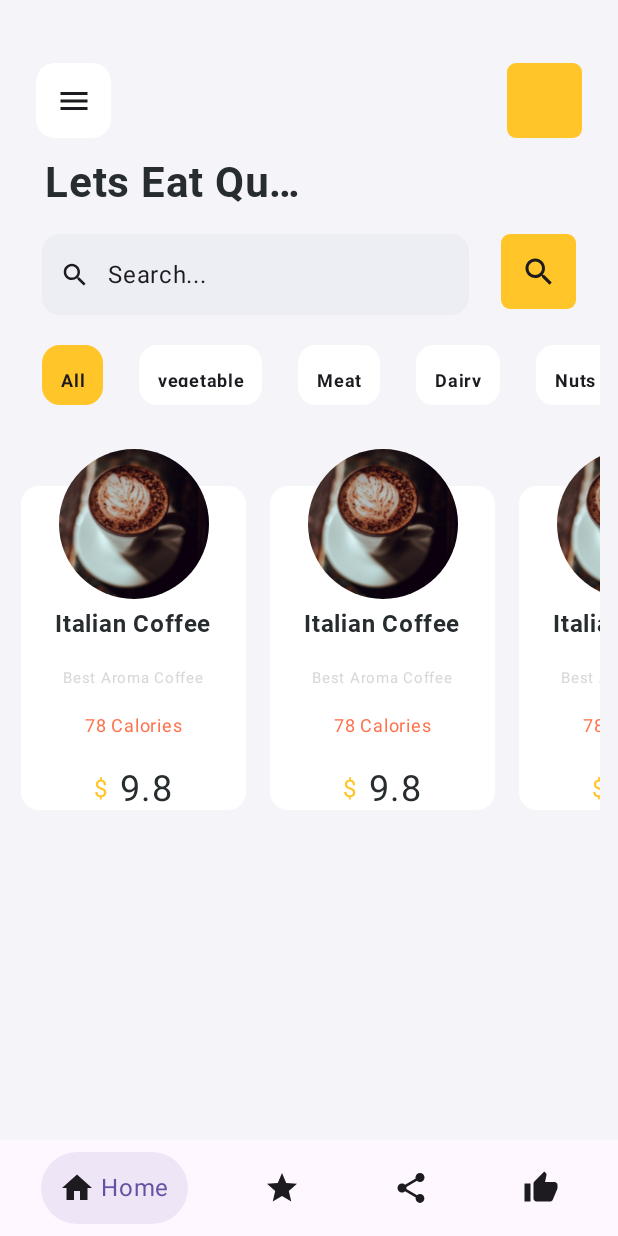
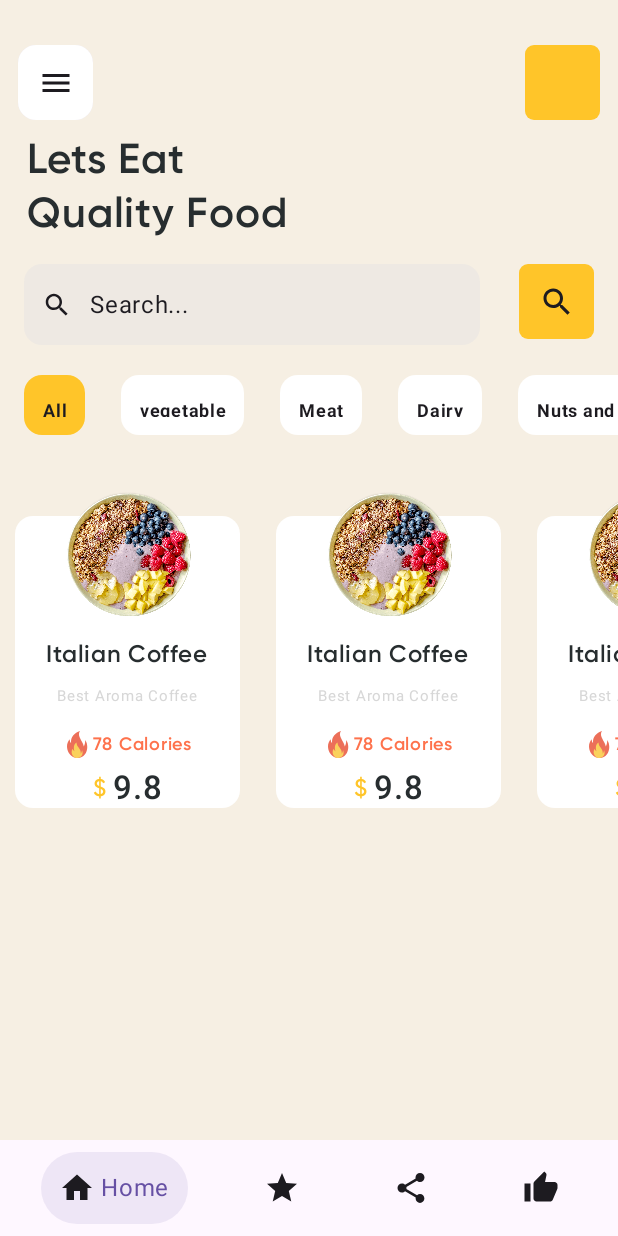
Before and after one commit to jenAndroidDev/Composefood, an Android app built with Jetpack Compose: the screen it shows after launch (MainActivity), on a phone screen of 412 x 824 dp. Run offline under Robolectric (Android 15) with nearby library versions, the light colour scheme and no system bars; our stand-ins replace Dagger/Hilt's generated code, Timber.

Commit message:
uifixes/offset-card-view

```diff
--- a/app/src/main/java/com/example/composefood/components/Texts.kt
+++ b/app/src/main/java/com/example/composefood/components/Texts.kt
@@ -30,12 +30,12 @@ import com.example.composefood.ui.theme.PaleGrey
 @Composable
 fun MediumHeightText(
     color: Color = InkBlack,
-    text:String = "Sample Text",
+    text:String = "Sample Text1",
     fontFamily:FontFamily = FontFamily(
-        Font(R.font.roboto_black, FontWeight.Normal),
-        Font(R.font.roboto_light, FontWeight.Light),
-        Font(R.font.roboto_medium, FontWeight.Medium),
-        Font(R.font.roboto_bold, FontWeight.Bold)
+        Font(R.font.gilroy_regular, FontWeight.Normal),
+        Font(R.font.gilroy_thin, FontWeight.Light),
+        Font(R.font.gilroy_medium, FontWeight.Medium),
+        Font(R.font.gilroy_semibold, FontWeight.SemiBold)
 
     )
 
@@ -48,8 +48,6 @@ fun MediumHeightText(
         overflow = TextOverflow.Ellipsis,
         fontSize = 16.sp
         )
-
-
 }
 
 @Preview
@@ -58,10 +56,10 @@ fun LargeHeightText(
     color: Color = InkBlack,
     text:String = "Sample Text",
     fontFamily: androidx.compose.ui.text.font.FontFamily = FontFamily(
-        Font(R.font.roboto_black, FontWeight.Normal),
-        Font(R.font.roboto_light, FontWeight.Light),
-        Font(R.font.roboto_medium, FontWeight.Medium),
-        Font(R.font.roboto_bold, FontWeight.Bold)
+        Font(R.font.gilroy_regular, FontWeight.Normal),
+        Font(R.font.gilroy_thin, FontWeight.Light),
+        Font(R.font.gilroy_medium, FontWeight.Medium),
+        Font(R.font.gilroy_semibold, FontWeight.SemiBold)
 
     )
 
@@ -74,7 +72,7 @@ fun LargeHeightText(
         overflow = TextOverflow.Ellipsis,
         fontSize = 28.sp,
         lineHeight = 36.sp,
-        maxLines = 1
+        maxLines = 2
     )
 
 
@@ -84,9 +82,13 @@ fun LargeHeightText(
 @Composable
 fun SubTitleText(
     color: Color = PaleGrey,
-    text: String = "Eat Delicious Pizza"
-
-    ){
+    text: String = "Eat Delicious Pizza",
+    fontFamily:FontFamily = FontFamily(
+        Font(R.font.gilroy_regular, FontWeight.Normal),
+        Font(R.font.gilroy_thin, FontWeight.Light),
+        Font(R.font.gilroy_medium, FontWeight.Medium),
+        Font(R.font.gilroy_semibold, FontWeight.SemiBold)
+    )){
     Text(
         text = text,
         color = color,
@@ -100,10 +102,24 @@ fun SubTitleText(
 @Composable
 fun FoodDetailsText(
     color: Color = OrangeRed,
-    text: String = "78 Calories"
+    text: String = "78 Calories",
+    fontFamily: androidx.compose.ui.text.font.FontFamily = FontFamily(
+        Font(R.font.gilroy_regular, FontWeight.Normal),
+        Font(R.font.gilroy_thin, FontWeight.Light),
+        Font(R.font.gilroy_medium, FontWeight.Medium),
+        Font(R.font.gilroy_semibold, FontWeight.SemiBold)
+
+    )
+
 
 ){
-    Text(text = text, color = color, fontSize = 12.sp)
+    Text(
+        text = text,
+        color = color,
+        fontSize = 12.sp,
+        fontFamily = fontFamily,
+        fontWeight = FontWeight.SemiBold
+        )
 }
 
 @Preview
@@ -113,29 +129,26 @@ fun CurrencyText(
     symbolValue:String="$",
     priceColor:Color = InkBlack,
     price: Float = 9.80f,
-    modifier: Modifier = Modifier
+    modifier: Modifier,
+    fontFamily: FontFamily = FontFamily(
+        Font(R.font.gilroy_regular, FontWeight.Normal),
+        Font(R.font.gilroy_thin, FontWeight.Light),
+        Font(R.font.gilroy_medium, FontWeight.Medium),
+        Font(R.font.gilroy_semibold, FontWeight.SemiBold)
+
+    )
 ) {
     Row(
         verticalAlignment = Alignment.CenterVertically,
         horizontalArrangement = Arrangement.Start
     ) {
-        Text(text = symbolValue, color = currencySymbolColor)
-        Spacer(modifier = modifier.width(8.dp))
-        Text(text = price.toString(), color = priceColor,
-            fontSize = 24.sp)
+        Text(text = symbolValue, color = currencySymbolColor,
+            fontFamily = fontFamily,
+            fontWeight = FontWeight.Medium)
+        Spacer(modifier = modifier.width(4.dp))
+        Text(text = price.toString(),
+            color = priceColor,
+            fontSize = 22.sp,
+            fontWeight = FontWeight.SemiBold)
     }
 }
-
-
-
-
-
-
-@RequiresApi(Build.VERSION_CODES.Q)
-val fontFamily = FontFamily(
-    Font(R.font.roboto_black, FontWeight.Normal),
-    Font(R.font.roboto_light, FontWeight.Light),
-    Font(R.font.roboto_medium, FontWeight.Medium),
-    Font(R.font.roboto_bold, FontWeight.Bold)
-
-)
--- a/app/src/main/java/com/example/composefood/feature/home/presentation/HomeScreen.kt
+++ b/app/src/main/java/com/example/composefood/feature/home/presentation/HomeScreen.kt
@@ -32,6 +32,7 @@ import androidx.navigation.NavGraph.Companion.findStartDestination
 import androidx.navigation.NavHostController
 import androidx.navigation.compose.currentBackStackEntryAsState
 import androidx.navigation.compose.rememberNavController
+import com.example.composefood.components.MediumHeightText
 import com.example.composefood.navigation.BottomBarScreen
 import com.example.composefood.navigation.navgraphs.HomeScreenNavGraph
 import timber.log.Timber
@@ -46,7 +47,6 @@ fun HomeScreen(navHostController: NavHostController = rememberNavController()){
     ) {it->
         HomeScreenNavGraph(navHostController)
         Timber.tag(Tag).d("homeScreen...$it")
-
     }
 }
 
@@ -90,7 +90,7 @@ fun RowScope.AddItem(
     navHostController: NavHostController
 ){
     BottomNavigationItem(
-        label = { Text(text = screen.title) },
+        label = { MediumHeightText(text = screen.title) },
         icon = { Icon(imageVector = screen.icon, contentDescription = "") },
         selected = currentDestination?.hierarchy?.any { it.route==screen.route }!!,
         unselectedContentColor = LocalContentColor.current.copy(alpha = ContentAlpha.disabled),
@@ -121,7 +121,7 @@ fun RowScope.CustomBottomNavigationItem(
             .clip(CircleShape)
             .background(backgroundColor)
             .clickable {
-                navHostController.navigate(screen.route){
+                navHostController.navigate(screen.route) {
                     popUpTo(navHostController.graph.findStartDestination().id)
                     launchSingleTop = true
                 }
--- a/app/src/main/java/com/example/composefood/feature/home/presentation/MainScreen.kt
+++ b/app/src/main/java/com/example/composefood/feature/home/presentation/MainScreen.kt
@@ -37,11 +37,9 @@ import androidx.compose.runtime.snapshots.SnapshotStateList
 import androidx.compose.ui.Alignment
 import androidx.compose.ui.Modifier
 import androidx.compose.ui.draw.clip
-import androidx.compose.ui.draw.shadow
 import androidx.compose.ui.graphics.Color
 import androidx.compose.ui.graphics.Shape
 import androidx.compose.ui.layout.ContentScale
-import androidx.compose.ui.modifier.modifierLocalOf
 import androidx.compose.ui.res.painterResource
 import androidx.compose.ui.text.font.FontWeight
 import androidx.compose.ui.text.style.TextAlign
@@ -60,15 +58,14 @@ import com.example.composefood.components.LargeHeightText
 import com.example.composefood.components.MediumHeightText
 import com.example.composefood.components.ProfileIcon
 import com.example.composefood.components.SubTitleText
-import com.example.composefood.ui.theme.CementGrey
 import com.example.composefood.ui.theme.GoldenYellow
 import com.example.composefood.ui.theme.GreyWhite
-import com.example.composefood.ui.theme.PurpleGrey40
-import com.example.composefood.ui.theme.WhiteGrey
 
 /*
 * 1.Scroll the Entire Screen With Collapsing Mode
-* 2.Get the Feed List From ViewModel*/
+* 2.Bottom Navigation Font Style
+* 3.
+* */
 
 @Preview
 @Composable
@@ -76,16 +73,18 @@ fun MainScreen(
     modifier: Modifier = Modifier,
     onClick:()->Unit = {},
     ){
-    Surface(modifier = modifier.fillMaxSize()
-        .background(color = WhiteGrey),
+    Surface(modifier = modifier
+        .fillMaxSize()
+        .background(color = Color.Black),
         ) {
         Column (
-            modifier = modifier.padding(12.dp),
+            modifier = modifier
+                .background(color = GoldenYellow.copy(alpha = 0.1f)),
             horizontalAlignment = Alignment.Start,
             ){
             Spacer(modifier = modifier.height(30.dp) )
             HomeHeaderSection(modifier)
-            Spacer(modifier = modifier.height(12.dp))
+            Spacer(modifier = modifier.height(8.dp))
             HeaderTitle(title = "Lets Eat Quality Food",modifier)
             Spacer(modifier = modifier.height(16.dp))
             SearchFoodSection(modifier)
@@ -146,7 +145,6 @@ fun SearchFoodSection(modifier: Modifier){
                 .clip(RoundedCornerShape(6.dp))
                 .background(color = GoldenYellow)
                 .size(50.dp)) {
-
             Icon(imageVector = Icons.Default.Search, contentDescription =null )
         }
     }
@@ -222,7 +220,6 @@ fun FoodCategoryList(viewModel: HomeScreenViewModel = hiltViewModel(),modifier:
         }
         TrendingFeed(data = trendingFeed, modifier =modifier)
     }
-
 }
 
 @Composable
@@ -231,6 +228,7 @@ fun TrendingFeed(data:SnapshotStateList<TrendingFoods>,modifier: Modifier){
         items(
             data.size,
         ){
+            Spacer(modifier = Modifier.padding(4.dp))
             CardWithOffsetImage(modifier)
             Spacer(modifier = Modifier.padding(8.dp))
         }
@@ -244,7 +242,7 @@ fun CardWithOffsetImage(
     cardWidth:Dp = 80.dp,
     shape:Shape = RoundedCornerShape(12.dp),
     imageSize:Dp = 100.dp,
-    offsetImage:Int = R.drawable.item_b,
+    offsetImage:Int = R.drawable.sample_circle3,
     ){
     Box (modifier = modifier
         .width(150.dp)
@@ -262,6 +260,7 @@ fun CardWithOffsetImage(
                 .offset(y = (-25).dp)
                 .clip(CircleShape)
 
+
         )
         Row(modifier = modifier.fillMaxWidth(),
             horizontalArrangement = Arrangement.Center) {
@@ -270,13 +269,31 @@ fun CardWithOffsetImage(
                 verticalArrangement = Arrangement.Center,
                 horizontalAlignment = Alignment.CenterHorizontally){
                 MediumHeightText(text = "Italian Coffee")
-                Spacer(modifier =modifier.height(12.dp) )
+                Spacer(modifier =modifier.height(4.dp) )
                 SubTitleText(text = "Best Aroma Coffee")
                 Spacer(modifier =modifier.height(8.dp) )
-                FoodDetailsText()
-                Spacer(modifier =modifier.height(16.dp) )
-                CurrencyText()
+                CaloriesDetails(modifier = modifier)
+                Spacer(modifier =modifier.height(4.dp) )
+                PriceDetails(modifier)
             }
         }
     }
 }
+
+@Composable
+fun CaloriesDetails(modifier:Modifier){
+    Row (verticalAlignment = Alignment.CenterVertically,
+        horizontalArrangement = Arrangement.Start){
+        Image(painter = painterResource(id = R.drawable.flame_icon), contentDescription = null,
+            modifier = modifier.size(18.dp))
+        Spacer(modifier = modifier.width(2.dp))
+        FoodDetailsText()
+    }
+}
+@Composable
+fun PriceDetails(modifier: Modifier){
+    Row (verticalAlignment = Alignment.CenterVertically,
+        horizontalArrangement = Arrangement.Start){
+        CurrencyText(modifier = modifier)
+    }
+}
```
Also changed, not shown: app/src/main/res/drawable/sample_circle.png (added), app/src/main/res/drawable/sample_circle2.png (added), app/src/main/res/drawable/sample_circle3.png (added), app/src/main/res/font/gilroy_extrabold.otf (added), app/src/main/res/font/gilroy_medium.ttf (added), app/src/main/res/font/gilroy_regular.ttf (added), app/src/main/res/font/gilroy_semibold.ttf (added), app/src/main/res/font/gilroy_thin.ttf (added).
